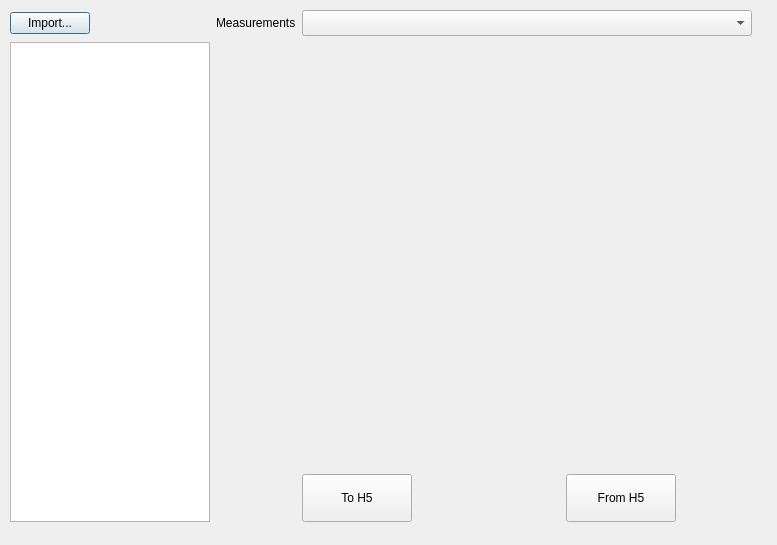
Old version of the form res/mae_plot_gui.ui in the repository fran-jo/SimuGUI.
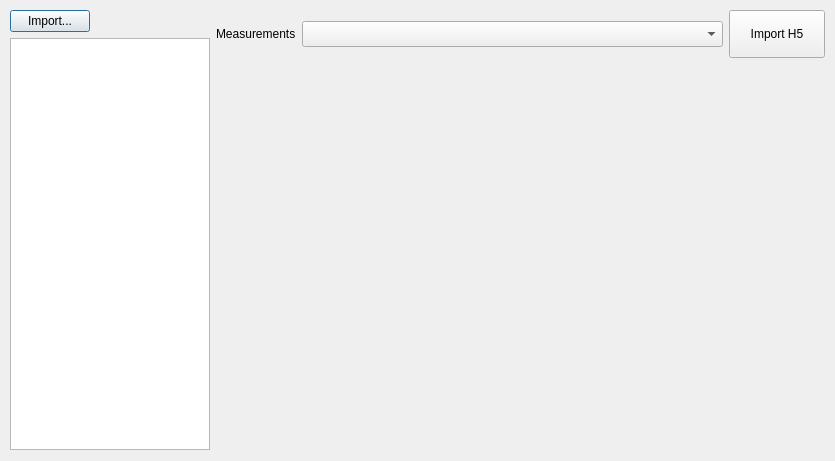
New version of the form. Icons and pictures are not drawn.

The edit to the form file:
```diff
--- a/res/mae_plot_gui.ui
+++ b/res/mae_plot_gui.ui
@@ -9,8 +9,8 @@
    <rect>
     <x>0</x>
     <y>0</y>
-    <width>777</width>
-    <height>545</height>
+    <width>835</width>
+    <height>461</height>
    </rect>
   </property>
   <property name="windowTitle">
@@ -21,15 +21,14 @@
     <rect>
      <x>10</x>
      <y>10</y>
-     <width>757</width>
-     <height>522</height>
+     <width>815</width>
+     <height>440</height>
     </rect>
    </property>
    <layout class="QGridLayout" name="gridLayout">
-    <property name="sizeConstraint">
-     <enum>QLayout::SetFixedSize</enum>
-    </property>
-    <item row="0" column="0">
+    <item row="0" column="0" rowspan="2">
+     <layout class="QVBoxLayout" name="verticalLayout">
+      <item>
      <widget class="QPushButton" name="btnImportMeasurements">
       <property name="sizePolicy">
        <sizepolicy hsizetype="Fixed" vsizetype="Fixed">
@@ -42,39 +41,7 @@
       </property>
      </widget>
     </item>
-    <item row="0" column="1">
-     <widget class="QLabel" name="label_2">
-      <property name="sizePolicy">
-       <sizepolicy hsizetype="Fixed" vsizetype="Preferred">
-        <horstretch>0</horstretch>
-        <verstretch>0</verstretch>
-       </sizepolicy>
-      </property>
-      <property name="layoutDirection">
-       <enum>Qt::RightToLeft</enum>
-      </property>
-      <property name="text">
-       <string>Measurements</string>
-      </property>
-     </widget>
-    </item>
-    <item row="0" column="2" colspan="2">
-     <widget class="QComboBox" name="cbxMeasurements">
-      <property name="sizePolicy">
-       <sizepolicy hsizetype="Minimum" vsizetype="Fixed">
-        <horstretch>0</horstretch>
-        <verstretch>0</verstretch>
-       </sizepolicy>
-      </property>
-      <property name="minimumSize">
-       <size>
-        <width>450</width>
-        <height>26</height>
-       </size>
-      </property>
-     </widget>
-    </item>
-    <item row="1" column="0" rowspan="2">
+      <item>
      <widget class="QTreeWidget" name="twVariable">
       <property name="enabled">
        <bool>true</bool>
@@ -88,7 +55,7 @@
       <property name="minimumSize">
        <size>
         <width>200</width>
-        <height>480</height>
+          <height>380</height>
        </size>
       </property>
       <property name="maximumSize">
@@ -137,7 +104,80 @@
       </column>
      </widget>
     </item>
-    <item row="1" column="1" colspan="3">
+     </layout>
+    </item>
+    <item row="0" column="1">
+     <layout class="QHBoxLayout" name="horizontalLayout">
+      <item>
+       <widget class="QLabel" name="label_2">
+        <property name="sizePolicy">
+         <sizepolicy hsizetype="Fixed" vsizetype="Preferred">
+          <horstretch>0</horstretch>
+          <verstretch>0</verstretch>
+         </sizepolicy>
+        </property>
+        <property name="layoutDirection">
+         <enum>Qt::RightToLeft</enum>
+        </property>
+        <property name="text">
+         <string>Measurements</string>
+        </property>
+       </widget>
+      </item>
+      <item>
+       <widget class="QComboBox" name="cbxMeasurements">
+        <property name="sizePolicy">
+         <sizepolicy hsizetype="Minimum" vsizetype="Fixed">
+          <horstretch>0</horstretch>
+          <verstretch>0</verstretch>
+         </sizepolicy>
+        </property>
+        <property name="minimumSize">
+         <size>
+          <width>400</width>
+          <height>26</height>
+         </size>
+        </property>
+       </widget>
+      </item>
+      <item>
+       <widget class="QPushButton" name="btnLoadSignals">
+        <property name="sizePolicy">
+         <sizepolicy hsizetype="Maximum" vsizetype="Maximum">
+          <horstretch>0</horstretch>
+          <verstretch>0</verstretch>
+         </sizepolicy>
+        </property>
+        <property name="minimumSize">
+         <size>
+          <width>32</width>
+          <height>32</height>
+         </size>
+        </property>
+        <property name="maximumSize">
+         <size>
+          <width>96</width>
+          <height>48</height>
+         </size>
+        </property>
+        <property name="text">
+         <string>Import H5</string>
+        </property>
+        <property name="icon">
+         <iconset>
+          <normaloff>img/1495484755_Log Out.ico</normaloff>img/1495484755_Log Out.ico</iconset>
+        </property>
+        <property name="iconSize">
+         <size>
+          <width>32</width>
+          <height>32</height>
+         </size>
+        </property>
+       </widget>
+      </item>
+     </layout>
+    </item>
+    <item row="1" column="1">
      <widget class="QWidget" name="centralWidget" native="true">
       <property name="sizePolicy">
        <sizepolicy hsizetype="Minimum" vsizetype="Minimum">
@@ -153,76 +193,6 @@
       </property>
      </widget>
     </item>
-    <item row="2" column="2">
-     <widget class="QPushButton" name="btnSaveSignals">
-      <property name="sizePolicy">
-       <sizepolicy hsizetype="Minimum" vsizetype="Minimum">
-        <horstretch>0</horstretch>
-        <verstretch>0</verstretch>
-       </sizepolicy>
-      </property>
-      <property name="minimumSize">
-       <size>
-        <width>32</width>
-        <height>32</height>
-       </size>
-      </property>
-      <property name="maximumSize">
-       <size>
-        <width>110</width>
-        <height>48</height>
-       </size>
-      </property>
-      <property name="text">
-       <string>To H5</string>
-      </property>
-      <property name="icon">
-       <iconset>
-        <normaloff>img/1495484755_Log Out.ico</normaloff>img/1495484755_Log Out.ico</iconset>
-      </property>
-      <property name="iconSize">
-       <size>
-        <width>32</width>
-        <height>32</height>
-       </size>
-      </property>
-     </widget>
-    </item>
-    <item row="2" column="3">
-     <widget class="QPushButton" name="btnLoadSignals">
-      <property name="sizePolicy">
-       <sizepolicy hsizetype="Minimum" vsizetype="Minimum">
-        <horstretch>0</horstretch>
-        <verstretch>0</verstretch>
-       </sizepolicy>
-      </property>
-      <property name="minimumSize">
-       <size>
-        <width>32</width>
-        <height>32</height>
-       </size>
-      </property>
-      <property name="maximumSize">
-       <size>
-        <width>110</width>
-        <height>48</height>
-       </size>
-      </property>
-      <property name="text">
-       <string>From H5</string>
-      </property>
-      <property name="icon">
-       <iconset>
-        <normaloff>img/1495484755_Log Out.ico</normaloff>img/1495484755_Log Out.ico</iconset>
-      </property>
-      <property name="iconSize">
-       <size>
-        <width>32</width>
-        <height>32</height>
-       </size>
-      </property>
-     </widget>
-    </item>
    </layout>
   </widget>
  </widget>
```
Lines whose indentation alone changed are shown as unchanged.
